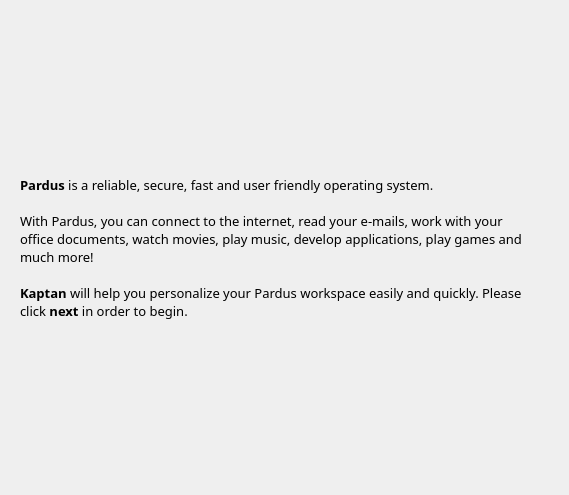
This is kde/kaptan/src/gui/welcomeWidget.ui in pars-linux/uludag as Qt 5 draws it before an edit. The edited form follows.
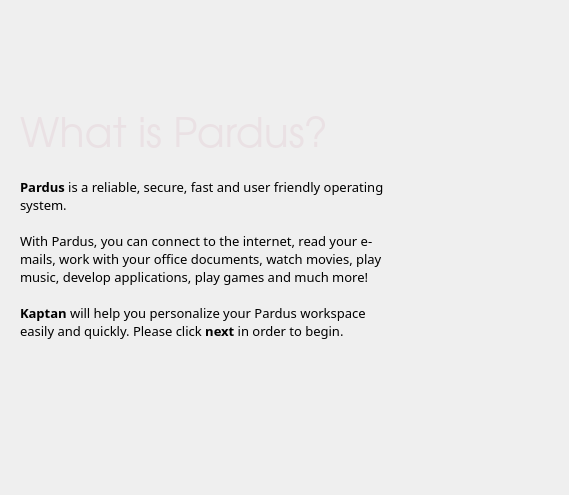
This is the edited form. Icons and pictures are not drawn.

Commit message: add 'what is pardus?' string

Patch:
```diff
--- a/kde/kaptan/src/gui/welcomeWidget.ui
+++ b/kde/kaptan/src/gui/welcomeWidget.ui
@@ -36,7 +36,49 @@
      </property>
     </spacer>
    </item>
-   <item row="1" column="0">
+   <item row="1" column="0" colspan="2">
+    <layout class="QVBoxLayout" name="verticalLayout">
+     <property name="spacing">
+      <number>0</number>
+     </property>
+     <property name="bottomMargin">
+      <number>39</number>
+     </property>
+     <item>
+      <widget class="QLabel" name="label_3">
+       <property name="font">
+        <font>
+         <family>URW Gothic L</family>
+         <pointsize>31</pointsize>
+         <weight>50</weight>
+         <bold>false</bold>
+        </font>
+       </property>
+       <property name="styleSheet">
+        <string notr="true">	color:rgb(234, 225, 228);</string>
+       </property>
+       <property name="text">
+        <string>What is Pardus?</string>
+       </property>
+      </widget>
+     </item>
+     <item>
+      <spacer name="verticalSpacer_2">
+       <property name="orientation">
+        <enum>Qt::Vertical</enum>
+       </property>
+       <property name="sizeType">
+        <enum>QSizePolicy::Fixed</enum>
+       </property>
+       <property name="sizeHint" stdset="0">
+        <size>
+         <width>20</width>
+         <height>20</height>
+        </size>
+       </property>
+      </spacer>
+     </item>
+     <item>
     <widget class="QLabel" name="description">
      <property name="sizePolicy">
       <sizepolicy hsizetype="Expanding" vsizetype="Fixed">
@@ -47,7 +89,7 @@
      <property name="minimumSize">
       <size>
        <width>351</width>
-       <height>0</height>
+         <height>153</height>
       </size>
      </property>
      <property name="maximumSize">
@@ -71,29 +113,30 @@
      <property name="text">
       <string>&lt;b&gt;Pardus&lt;/b&gt; is a reliable, secure, fast and user friendly operating system. &lt;br /&gt;&lt;br /&gt;With Pardus, you can connect to the internet, read your e-mails, work with your office documents, watch movies, play music, develop applications, play games and much more! &lt;br /&gt;&lt;br /&gt;&lt;b&gt;Kaptan&lt;/b&gt; will help you personalize your Pardus workspace easily and quickly. Please click &lt;b&gt;next&lt;/b&gt; in order to begin.</string>
      </property>
+       <property name="alignment">
+        <set>Qt::AlignLeading|Qt::AlignLeft|Qt::AlignVCenter</set>
+       </property>
      <property name="wordWrap">
       <bool>true</bool>
      </property>
     </widget>
    </item>
-   <item row="2" column="0">
-    <spacer name="verticalSpacer">
-     <property name="orientation">
-      <enum>Qt::Vertical</enum>
-     </property>
-     <property name="sizeType">
-      <enum>QSizePolicy::Expanding</enum>
-     </property>
-     <property name="sizeHint" stdset="0">
-      <size>
-       <width>20</width>
-       <height>20</height>
-      </size>
-     </property>
-    </spacer>
+    </layout>
    </item>
-   <item row="1" column="1">
+   <item row="1" column="2">
     <widget class="QLabel" name="label">
+     <property name="minimumSize">
+      <size>
+       <width>140</width>
+       <height>0</height>
+      </size>
+     </property>
+     <property name="maximumSize">
+      <size>
+       <width>140</width>
+       <height>200</height>
+      </size>
+     </property>
      <property name="text">
       <string/>
      </property>
@@ -102,6 +145,22 @@
      </property>
     </widget>
    </item>
+   <item row="2" column="1">
+    <spacer name="verticalSpacer">
+     <property name="orientation">
+      <enum>Qt::Vertical</enum>
+     </property>
+     <property name="sizeType">
+      <enum>QSizePolicy::Expanding</enum>
+     </property>
+     <property name="sizeHint" stdset="0">
+      <size>
+       <width>20</width>
+       <height>20</height>
+      </size>
+     </property>
+    </spacer>
+   </item>
   </layout>
  </widget>
  <resources>
```
Left out of the diff: 3 changed lines with no effect on the pictures. Lines whose indentation alone changed are shown as unchanged.
